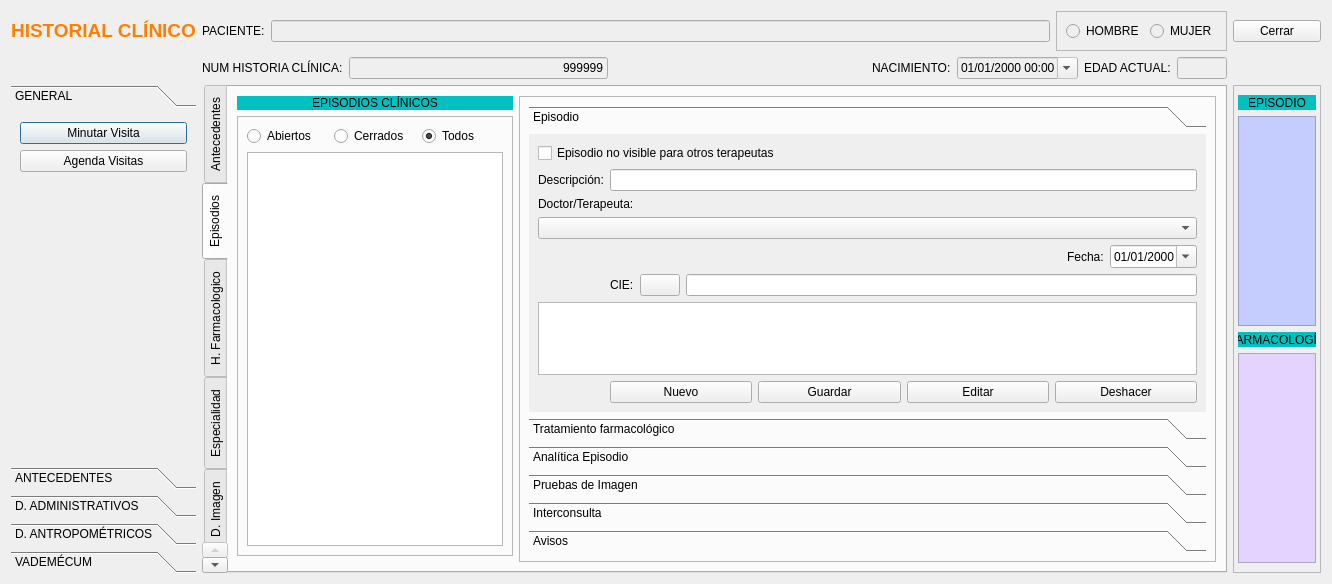
First picture: the form in frmfichapaciente.ui, repository arcnexus/RedFoX, before the edit.
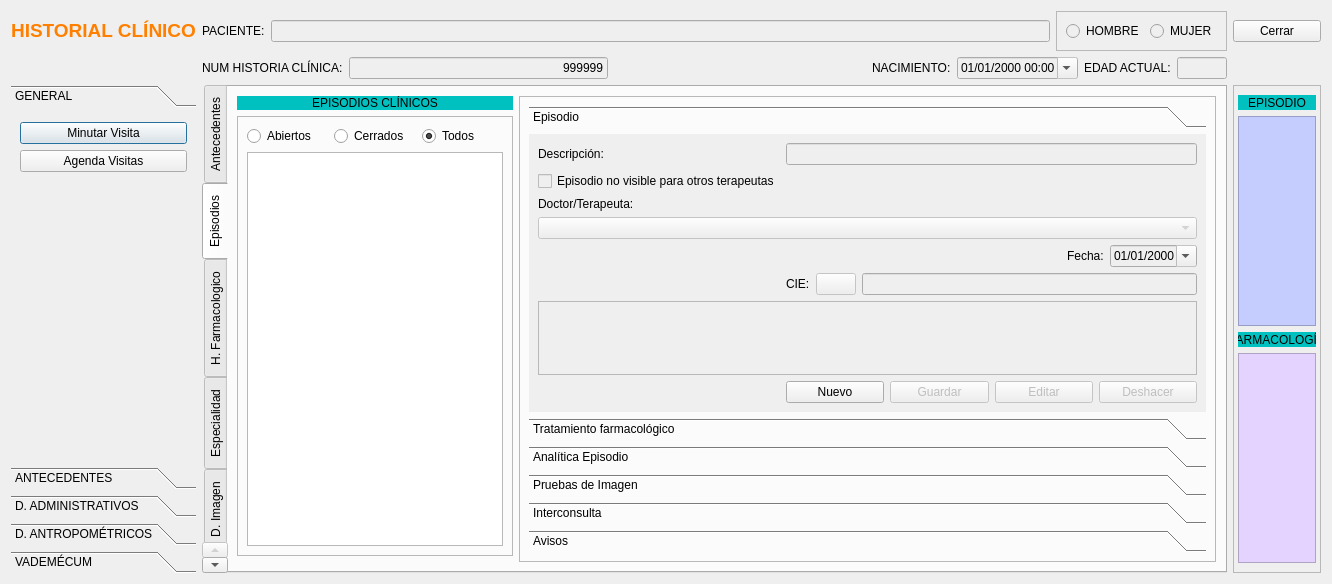
Second picture: the form after the edit. The open tabs and pages were chosen to show the change. Icons and pictures are not drawn.

Commit message: Nuevo episodio ficha paciente

The edit to the form file:
```diff
--- a/frmfichapaciente.ui
+++ b/frmfichapaciente.ui
@@ -1705,21 +1705,14 @@
               <rect>
                <x>0</x>
                <y>0</y>
-               <width>675</width>
-               <height>304</height>
+               <width>676</width>
+               <height>311</height>
               </rect>
              </property>
              <attribute name="label">
               <string>Episodio</string>
              </attribute>
              <layout class="QGridLayout" name="gridLayout_39">
-              <item row="0" column="0" colspan="2">
-               <widget class="QCheckBox" name="chkEpisodioprivado">
-                <property name="text">
-                 <string>Episodio no visible para otros terapeutas</string>
-                </property>
-               </widget>
-              </item>
               <item row="1" column="0">
                <widget class="QLabel" name="label_18">
                 <property name="text">
@@ -1727,20 +1720,39 @@
                 </property>
                </widget>
               </item>
-              <item row="1" column="1">
-               <widget class="QLineEdit" name="lineEdit"/>
+              <item row="6" column="1">
+               <layout class="QGridLayout" name="gridLayout_38">
+                <item row="0" column="0">
+                 <widget class="QLabel" name="label_7">
+                  <property name="text">
+                   <string>CIE:</string>
+                  </property>
+                 </widget>
+                </item>
+                <item row="0" column="1">
+                 <widget class="QPushButton" name="btnBuscarCIEEpisodio">
+                  <property name="enabled">
+                   <bool>false</bool>
+                  </property>
+                  <property name="text">
+                   <string/>
+                  </property>
+                  <property name="icon">
+                   <iconset resource="terra.qrc">
+                    <normaloff>:/Icons/PNG/search.png</normaloff>:/Icons/PNG/search.png</iconset>
+                  </property>
+                 </widget>
+                </item>
+                <item row="0" column="2">
+                 <widget class="QLineEdit" name="txtCIEEpisiodio">
+                  <property name="enabled">
+                   <bool>false</bool>
+                  </property>
+                 </widget>
+                </item>
+               </layout>
               </item>
-              <item row="2" column="0" colspan="2">
-               <widget class="QLabel" name="label_86">
-                <property name="text">
-                 <string>Doctor/Terapeuta:</string>
-                </property>
-               </widget>
-              </item>
-              <item row="3" column="0" colspan="2">
-               <widget class="QComboBox" name="cboDoctorEpisodio"/>
-              </item>
-              <item row="4" column="0" colspan="2">
+              <item row="5" column="0" colspan="2">
                <layout class="QHBoxLayout" name="horizontalLayout_5">
                 <item>
                  <spacer name="horizontalSpacer_6">
@@ -1764,6 +1776,12 @@
                 </item>
                 <item>
                  <widget class="QDateEdit" name="txtFechaEpisodio">
+                  <property name="enabled">
+                   <bool>false</bool>
+                  </property>
+                  <property name="styleSheet">
+                   <string notr="true">color: rgb(0, 0, 0);</string>
+                  </property>
                   <property name="displayFormat">
                    <string>dd/MM/yyyy</string>
                   </property>
@@ -1774,38 +1792,34 @@
                 </item>
                </layout>
               </item>
-              <item row="5" column="1">
-               <layout class="QGridLayout" name="gridLayout_38">
-                <item row="0" column="0">
-                 <widget class="QLabel" name="label_7">
-                  <property name="text">
-                   <string>CIE:</string>
-                  </property>
-                 </widget>
-                </item>
-                <item row="0" column="1">
-                 <widget class="QPushButton" name="btnBuscarCIE">
-                  <property name="text">
-                   <string/>
-                  </property>
-                  <property name="icon">
-                   <iconset resource="terra.qrc">
-                    <normaloff>:/Icons/PNG/search.png</normaloff>:/Icons/PNG/search.png</iconset>
-                  </property>
-                 </widget>
-                </item>
-                <item row="0" column="2">
-                 <widget class="QLineEdit" name="txtCIE"/>
-                </item>
-               </layout>
+              <item row="7" column="0" colspan="2">
+               <widget class="QTextEdit" name="txtHistorialEpisodio">
+                <property name="enabled">
+                 <bool>false</bool>
+                </property>
+               </widget>
               </item>
-              <item row="6" column="0" colspan="2">
-               <widget class="QTextEdit" name="txtHistorial"/>
+              <item row="3" column="0" colspan="2">
+               <widget class="QLabel" name="label_86">
+                <property name="text">
+                 <string>Doctor/Terapeuta:</string>
+                </property>
+               </widget>
               </item>
-              <item row="7" column="1">
+              <item row="1" column="1">
+               <widget class="QLineEdit" name="txtDescripcionEpisodio">
+                <property name="enabled">
+                 <bool>false</bool>
+                </property>
+               </widget>
+              </item>
+              <item row="8" column="1">
                <layout class="QGridLayout" name="gridLayout_3">
                 <item row="0" column="1">
                  <widget class="QPushButton" name="btnGuardarEpisodio">
+                  <property name="enabled">
+                   <bool>false</bool>
+                  </property>
                   <property name="text">
                    <string>Guardar</string>
                   </property>
@@ -1823,6 +1837,9 @@
                 </item>
                 <item row="0" column="2">
                  <widget class="QPushButton" name="btnEditarEpisodio">
+                  <property name="enabled">
+                   <bool>false</bool>
+                  </property>
                   <property name="maximumSize">
                    <size>
                     <width>150</width>
@@ -1846,6 +1863,9 @@
                 </item>
                 <item row="0" column="3">
                  <widget class="QPushButton" name="btnDeshacerEpisodio">
+                  <property name="enabled">
+                   <bool>false</bool>
+                  </property>
                   <property name="maximumSize">
                    <size>
                     <width>150</width>
@@ -1886,6 +1906,26 @@
                 </item>
                </layout>
               </item>
+              <item row="4" column="0" colspan="2">
+               <widget class="QComboBox" name="cboDoctorEpisodio">
+                <property name="enabled">
+                 <bool>false</bool>
+                </property>
+               </widget>
+              </item>
+              <item row="2" column="0">
+               <widget class="QCheckBox" name="chkEpisodioprivado">
+                <property name="enabled">
+                 <bool>false</bool>
+                </property>
+                <property name="styleSheet">
+                 <string notr="true">color: rgb(0, 0, 0);</string>
+                </property>
+                <property name="text">
+                 <string>Episodio no visible para otros terapeutas</string>
+                </property>
+               </widget>
+              </item>
              </layout>
             </widget>
             <widget class="QWidget" name="page_4">
```
Left out of the diff: 190 changed lines with no effect on the pictures. The commit also changes 3 other files.
